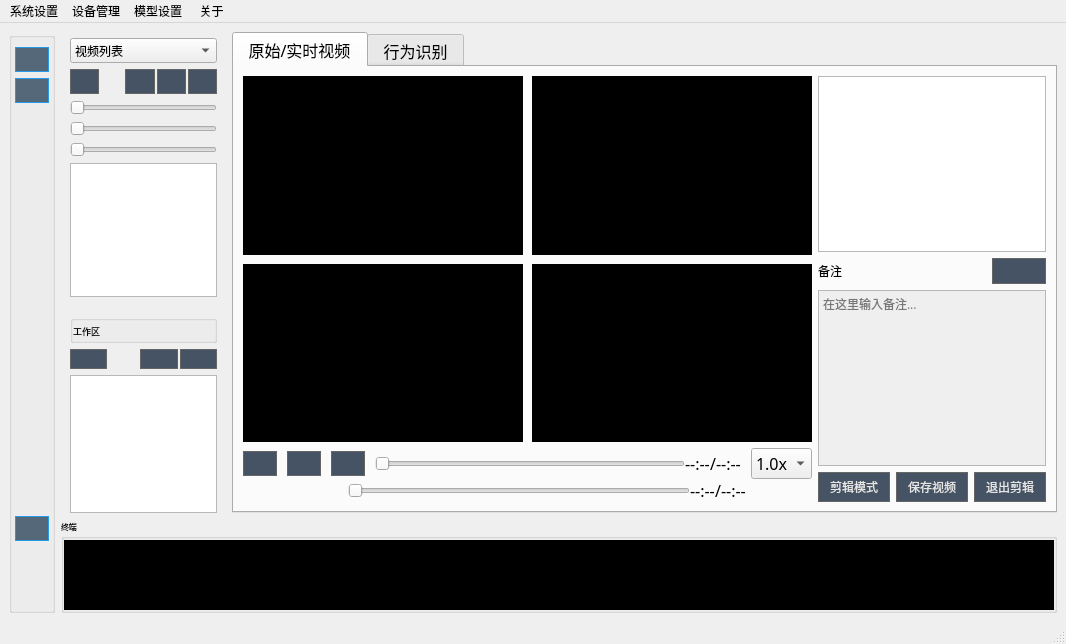
Before: the Qt Designer form mainwindow_ui.ui in Shallowind/SADVS, drawn with Qt 5.
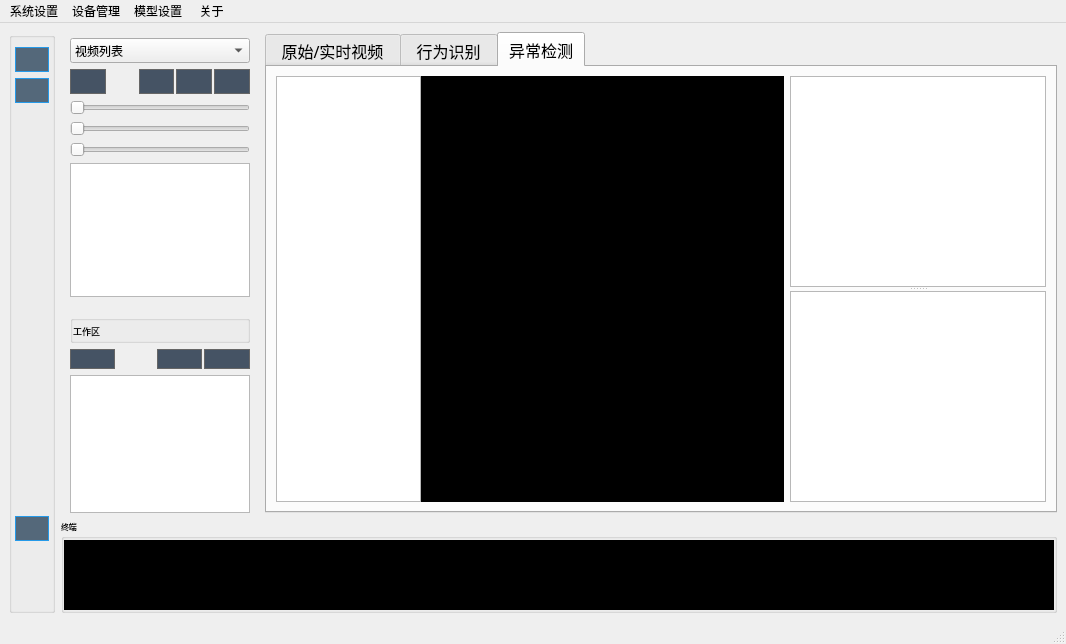
After: the same form once the commit is applied. The open tabs and pages were chosen to show the change. Icons and pictures are not drawn. Custom widgets are drawn as their Qt base class.

Commit message: 初步实现异常检测界面和逻辑

What changed in the file:
```diff
--- a/mainwindow_ui.ui
+++ b/mainwindow_ui.ui
@@ -218,7 +218,7 @@
             <number>0</number>
            </property>
            <item row="0" column="0">
-            <layout class="QHBoxLayout" name="horizontalLayout_14" stretch="1,5">
+            <layout class="QHBoxLayout" name="horizontalLayout_14" stretch="1,4">
              <item>
               <widget class="QWidget" name="widget_list" native="true">
                <layout class="QGridLayout" name="gridLayout_14">
@@ -2814,6 +2814,79 @@
                  </item>
                 </layout>
                </widget>
+               <widget class="QWidget" name="tab">
+                <attribute name="title">
+                 <string>异常检测</string>
+                </attribute>
+                <layout class="QGridLayout" name="gridLayout_28">
+                 <item row="0" column="1">
+                  <layout class="QHBoxLayout" name="horizontalLayout_9">
+                   <item>
+                    <widget class="QWidget" name="exp_widget" native="true">
+                     <layout class="QGridLayout" name="gridLayout_27">
+                      <property name="leftMargin">
+                       <number>0</number>
+                      </property>
+                      <property name="topMargin">
+                       <number>0</number>
+                      </property>
+                      <property name="rightMargin">
+                       <number>0</number>
+                      </property>
+                      <property name="bottomMargin">
+                       <number>0</number>
+                      </property>
+                      <property name="spacing">
+                       <number>0</number>
+                      </property>
+                      <item row="0" column="0">
+                       <layout class="QHBoxLayout" name="horizontalLayout_8" stretch="4,10">
+                        <item>
+                         <widget class="QListWidget" name="exp_list"/>
+                        </item>
+                        <item>
+                         <widget class="QLabel" name="expplayer">
+                          <property name="sizePolicy">
+                           <sizepolicy hsizetype="Ignored" vsizetype="Ignored">
+                            <horstretch>0</horstretch>
+                            <verstretch>0</verstretch>
+                           </sizepolicy>
+                          </property>
+                          <property name="styleSheet">
+                           <string notr="true">
+        background: rgb(0, 0, 0);</string>
+                          </property>
+                          <property name="text">
+                           <string/>
+                          </property>
+                         </widget>
+                        </item>
+                       </layout>
+                      </item>
+                     </layout>
+                    </widget>
+                   </item>
+                   <item>
+                    <widget class="QSplitter" name="splitter">
+                     <property name="styleSheet">
+                      <string notr="true">            QSplitter {
+                background-color: 19232d;
+            }
+            QSplitter::handle {
+                background-color: 19232d;
+            }</string>
+                     </property>
+                     <property name="orientation">
+                      <enum>Qt::Vertical</enum>
+                     </property>
+                     <widget class="QTextEdit" name="exp_inf"/>
+                     <widget class="QTextEdit" name="textEdit_2"/>
+                    </widget>
+                   </item>
+                  </layout>
+                 </item>
+                </layout>
+               </widget>
               </widget>
              </item>
             </layout>
```
Left out of the diff: 2 changed lines with no effect on the pictures. The commit also changes 5 other files.
